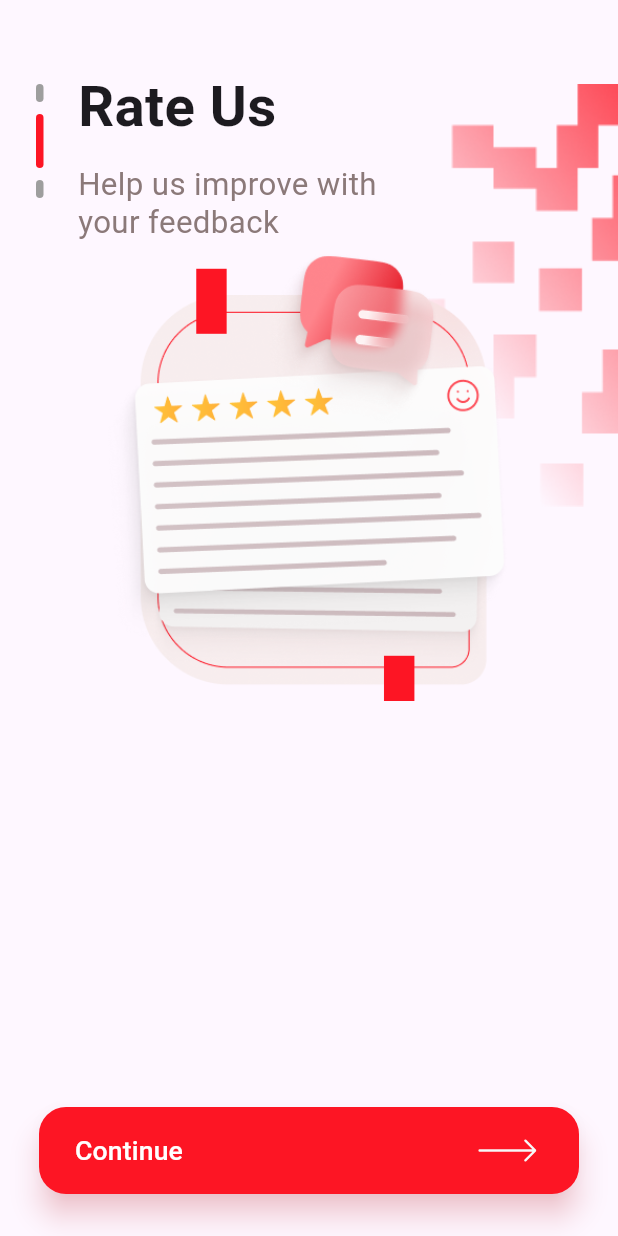
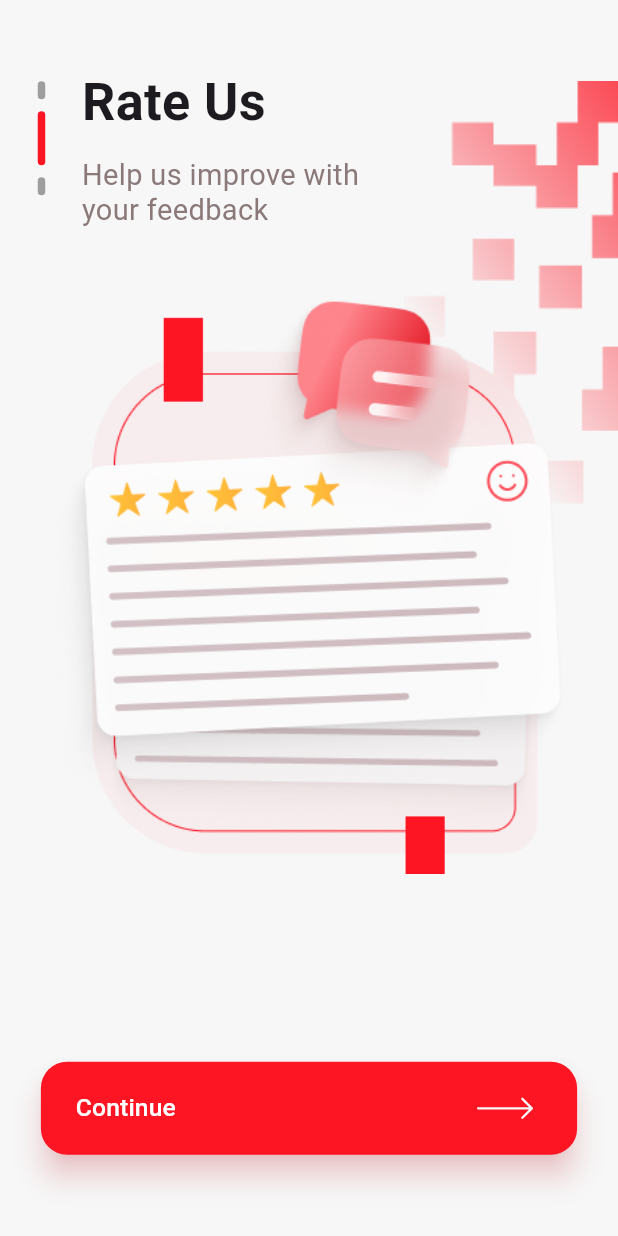
Before and after one commit to artemsivcev/pixel_scan, a Flutter app: the screen it shows after launch, after a tap on "Continue", on a phone screen of 412 x 824 dp. Run offline on Flutter 3.47's test engine with Material 3 defaults, Android fonts, the phone set to English and light mode, and no system bars; drawn by our look-alikes of smooth_page_indicator; our stand-ins replace flutter_native_splash, flutter_screenutil, flutter_svg, go_router, in_app_review, localization and 3 more; missing offline and left inert: cunning_document_scanner, pro_image_editor.

Commit message:
review fixes

```diff
--- a/lib/main.dart
+++ b/lib/main.dart
@@ -18,7 +18,6 @@ Future<void> main() async {
   LocalJsonLocalization.delegate.directories = ['lib/i18n'];
 
   final providers = await createProviders();
-
   runApp(MyApp(providers: providers));
 }
 
@@ -46,7 +45,7 @@ class MyApp extends StatelessWidget {
   @override
   Widget build(BuildContext context) {
     return ScreenUtilInit(
-      designSize: const Size(395, 760),
+      designSize: const Size(393, 852),
       minTextAdapt: true,
       child: MultiProvider(
         providers: providers,
--- a/lib/presentation/onboarding/onboarding_screen.dart
+++ b/lib/presentation/onboarding/onboarding_screen.dart
@@ -1,10 +1,10 @@
 import 'package:flutter/material.dart';
-import 'package:flutter_screenutil/flutter_screenutil.dart';
 import 'package:flutter_svg/flutter_svg.dart';
 import 'package:in_app_review/in_app_review.dart';
 import 'package:localization/localization.dart';
 import 'package:pixel_scan/presentation/common/app_images.dart';
 import 'package:pixel_scan/presentation/paywall/paywall_screen.dart';
+import 'package:flutter_screenutil/flutter_screenutil.dart';
 import 'package:smooth_page_indicator/smooth_page_indicator.dart';
 
 class OnboardingScreen extends StatefulWidget {
@@ -34,27 +34,26 @@ class _OnboardingScreenState extends State<OnboardingScreen> {
   @override
   Widget build(BuildContext context) {
     return Scaffold(
-      body: SizedBox(
-        height: MediaQuery.sizeOf(context).height,
-        child: Stack(
+      backgroundColor: Color(0xffF7F7F7),
+      body: Stack(
         fit: StackFit.passthrough,
         children: [
           Positioned(
             right: 0,
-              top: kToolbarHeight,
+            top: kToolbarHeight.h,
             child: Image.asset(
               AppImages().onboardingBgRightTop,
             ),
           ),
           Positioned(
-              left: 24,
-              top: kToolbarHeight,
+            left: 24.w,
+            top: kToolbarHeight.h,
             child: RotatedBox(
               quarterTurns: 1,
               child: SmoothPageIndicator(
                 controller: controller,
                 count: 3,
-                  effect: const ExpandingDotsEffect(
+                effect: ExpandingDotsEffect(
                   dotHeight: 5,
                   dotWidth: 12,
                   activeDotColor: Color(0xffFD1524),
@@ -93,7 +92,6 @@ class _OnboardingScreenState extends State<OnboardingScreen> {
           ),
         ],
       ),
-      ),
     );
   }
 }
@@ -115,14 +113,14 @@ class OnboardingPage extends StatelessWidget {
   @override
   Widget build(BuildContext context) {
     return Padding(
-      padding: const EdgeInsets.only(top: kToolbarHeight),
+      padding: EdgeInsets.only(top: kToolbarHeight.h),
       child: Column(
         crossAxisAlignment: CrossAxisAlignment.start,
         mainAxisAlignment: MainAxisAlignment.start,
         mainAxisSize: MainAxisSize.min,
         children: [
           Padding(
-            padding: const EdgeInsets.only(left: 52),
+            padding: EdgeInsets.only(left: 52.w),
             child: Text(
               title,
               style: TextStyle(
@@ -132,9 +130,9 @@ class OnboardingPage extends StatelessWidget {
               ),
             ),
           ),
-          SizedBox(height: 24),
+          SizedBox(height: 24.h),
           Padding(
-            padding: const EdgeInsets.only(left: 52),
+            padding: EdgeInsets.only(left: 52.w),
             child: Text(
               subtitle,
               style: TextStyle(
@@ -145,21 +143,24 @@ class OnboardingPage extends StatelessWidget {
               ),
             ),
           ),
-          SizedBox(height: 8),
-          Center(
+          SizedBox(height: 22.h),
+          Padding(
+            padding: EdgeInsets.symmetric(horizontal: 32.w),
+            child: Center(
               child: Image.asset(
                 image,
-              width: MediaQuery.sizeOf(context).width * 0.65,
+                width: 330.w,
+                height: 450.h,
+              ),
             ),
           ),
           Spacer(),
           Padding(
-            padding: EdgeInsets.only(bottom: kBottomNavigationBarHeight / 2),
+            padding: EdgeInsets.only(bottom: kBottomNavigationBarHeight.h),
             child: SizedBox(
-              height: 58,
-              width: MediaQuery.sizeOf(context).width,
+              width: double.maxFinite,
               child: Padding(
-                padding: const EdgeInsets.symmetric(horizontal: 26),
+                padding: EdgeInsets.symmetric(horizontal: 26.w),
                 child: FilledButton(
                     onPressed: () {
                       controller.nextPage(
@@ -176,12 +177,12 @@ class OnboardingPage extends StatelessWidget {
                       shape: WidgetStateProperty.all(
                         RoundedRectangleBorder(
                           borderRadius: BorderRadius.all(
-                            Radius.circular(18),
+                            Radius.circular(18.r),
                           ),
                         ),
                       ),
                       padding: WidgetStateProperty.all(
-                        EdgeInsets.symmetric(horizontal: 24, vertical: 12),
+                        EdgeInsets.symmetric(horizontal: 24.h, vertical: 20.w),
                       ),
                     ),
                     child: Row(
@@ -197,8 +198,8 @@ class OnboardingPage extends StatelessWidget {
                         Spacer(),
                         SvgPicture.asset(
                           AppVectors().arrowNext,
-                          width: 48,
-                          height: 16,
+                          width: 48.w,
+                          height: 16.h,
                         ),
                       ],
                     )),
--- a/lib/presentation/paywall/paywall_screen.dart
+++ b/lib/presentation/paywall/paywall_screen.dart
@@ -44,8 +44,11 @@ class _PaywallScreenState extends State<PaywallScreen> {
 
   @override
   Widget build(BuildContext context) {
-    return Scaffold(
-      backgroundColor: widget.postAction != null ? null : Colors.transparent,
+    return PopScope(
+      canPop: false,
+      child: Scaffold(
+        backgroundColor:
+            widget.postAction != null ? Color(0xffF7F7F7) : Colors.transparent,
         body: ChangeNotifierProvider<PaywallModel>.value(
           value: _model,
           child: Consumer<PaywallModel>(builder: (_, model, __) {
@@ -60,9 +63,7 @@ class _PaywallScreenState extends State<PaywallScreen> {
             }
 
             return Padding(
-            padding: const EdgeInsets.only(top: kToolbarHeight),
-            child: SizedBox(
-              height: MediaQuery.sizeOf(context).height,
+              padding: EdgeInsets.only(top: kToolbarHeight.h),
               child: Stack(
                 clipBehavior: Clip.none,
                 children: [
@@ -75,7 +76,7 @@ class _PaywallScreenState extends State<PaywallScreen> {
                         crossAxisAlignment: CrossAxisAlignment.start,
                         children: [
                           Padding(
-                              padding: const EdgeInsets.only(left: 52),
+                              padding: EdgeInsets.only(left: 52),
                               child: RichText(
                                 text: TextSpan(
                                   style: TextStyle(
@@ -100,22 +101,22 @@ class _PaywallScreenState extends State<PaywallScreen> {
                               )),
                           Spacer(),
                           Padding(
-                            padding: const EdgeInsets.only(right: 28),
+                            padding: EdgeInsets.only(right: 28.w),
                             child: IconButton(
                                 onPressed: () {
                                   context.go(homeRoute);
                                 },
                                 icon: Icon(
                                   Icons.close,
-                                  size: 32,
+                                  size: 32.sp,
                                   color: Colors.black.withValues(alpha: 0.1),
                                 )),
                           ),
                         ],
                       ),
-                      SizedBox(height: 24),
+                      SizedBox(height: 24.h),
                       Padding(
-                        padding: const EdgeInsets.only(left: 52),
+                        padding: EdgeInsets.only(left: 52.w),
                         child: Text(
                           'paywall_subtitle'.i18n(),
                           style: TextStyle(
@@ -126,15 +127,16 @@ class _PaywallScreenState extends State<PaywallScreen> {
                           ),
                         ),
                       ),
-                      SizedBox(height: 8),
-                      Stack(
+                      SizedBox(height: 8.w),
+                      Center(
+                        child: Stack(
                           clipBehavior: Clip.none,
+                          alignment: Alignment.topCenter,
                           children: [
-                          Center(
-                            child: Image.asset(
+                            Image.asset(
                               AppImages().paywall,
-                              width: MediaQuery.sizeOf(context).width,
-                            ),
+                              width: ScreenUtil().screenWidth,
+                              fit: BoxFit.fitWidth,
                             ),
                             Positioned(
                               right: 32,
@@ -145,20 +147,21 @@ class _PaywallScreenState extends State<PaywallScreen> {
                             ),
                           ],
                         ),
+                      ),
                     ],
                   ),
                   Align(
                     alignment: Alignment.bottomCenter,
                     child: Padding(
-                      padding: const EdgeInsets.only(
-                          bottom: kBottomNavigationBarHeight / 2),
+                      padding:
+                          EdgeInsets.only(bottom: kBottomNavigationBarHeight.h),
                       child: Column(
                         crossAxisAlignment: CrossAxisAlignment.center,
                         mainAxisAlignment: MainAxisAlignment.center,
                         mainAxisSize: MainAxisSize.min,
                         children: [
                           Padding(
-                            padding: const EdgeInsets.symmetric(horizontal: 26),
+                            padding: EdgeInsets.symmetric(horizontal: 26.w),
                             child: Column(
                               mainAxisSize: MainAxisSize.min,
                               children: [
@@ -173,7 +176,7 @@ class _PaywallScreenState extends State<PaywallScreen> {
                                         SubscriptionType.premiumWeek);
                                   },
                                 ),
-                                SizedBox(height: 12),
+                                SizedBox(height: 12.h),
                                 SubscriptionButton(
                                   isSelected: model.selectedSubscription ==
                                       SubscriptionType.premiumYear,
@@ -187,13 +190,11 @@ class _PaywallScreenState extends State<PaywallScreen> {
                               ],
                             ),
                           ),
-                          SizedBox(height: 24),
+                          SizedBox(height: 24.h),
                           SizedBox(
-                            height: 58,
-                            width: MediaQuery.sizeOf(context).width,
+                            width: double.maxFinite,
                             child: Padding(
-                              padding:
-                                  const EdgeInsets.symmetric(horizontal: 26),
+                              padding: EdgeInsets.symmetric(horizontal: 26.w),
                               child: FilledButton(
                                   onPressed: () {
                                     model.subscribe().then((_) {
@@ -221,16 +222,21 @@ class _PaywallScreenState extends State<PaywallScreen> {
                                     shape: WidgetStateProperty.all(
                                       RoundedRectangleBorder(
                                         borderRadius: BorderRadius.all(
-                                          Radius.circular(18),
+                                          Radius.circular(18.r),
                                         ),
                                       ),
                                     ),
                                     padding: WidgetStateProperty.all(
                                       EdgeInsets.symmetric(
-                                          horizontal: 24, vertical: 12),
+                                          horizontal: 24.h, vertical: 20.w),
                                     ),
                                   ),
+                                  child: Center(
                                     child: Row(
+                                      crossAxisAlignment:
+                                          CrossAxisAlignment.center,
+                                      mainAxisAlignment:
+                                          MainAxisAlignment.center,
                                       children: [
                                         Text(
                                           model.selectedSubscription ==
@@ -247,16 +253,17 @@ class _PaywallScreenState extends State<PaywallScreen> {
                                         Spacer(),
                                         SvgPicture.asset(
                                           AppVectors().arrowNext,
-                                        width: 48,
-                                        height: 16,
+                                          width: 48.w,
+                                          height: 16.h,
                                         ),
                                       ],
+                                    ),
                                   )),
                             ),
                           ),
-                          SizedBox(height: 24),
+                          SizedBox(height: 24.h),
                           Padding(
-                            padding: const EdgeInsets.symmetric(horizontal: 26),
+                            padding: EdgeInsets.symmetric(horizontal: 26.w),
                             child: Row(
                               mainAxisAlignment: MainAxisAlignment.spaceEvenly,
                               children: [
@@ -285,8 +292,8 @@ class _PaywallScreenState extends State<PaywallScreen> {
                                   ),
                                 ),
                                 Container(
-                                  height: 14,
-                                  width: 1.5,
+                                  height: 14.h,
+                                  width: 1.5.w,
                                   color: Color(0xff8B7979),
                                 ),
                                 GestureDetector(
@@ -303,8 +310,8 @@ class _PaywallScreenState extends State<PaywallScreen> {
                                   ),
                                 ),
                                 Container(
-                                  height: 14,
-                                  width: 1.5,
+                                  height: 14.h,
+                                  width: 1.5.w,
                                   color: Color(0xff8B7979),
                                 ),
                                 GestureDetector(
@@ -329,9 +336,9 @@ class _PaywallScreenState extends State<PaywallScreen> {
                   ),
                 ],
               ),
-            ),
             );
           }),
+        ),
       ),
     );
   }
@@ -358,11 +365,11 @@ class SubscriptionButton extends StatelessWidget {
     return GestureDetector(
       onTap: onPressed,
       child: Container(
-        height: 64,
-        padding: EdgeInsets.symmetric(horizontal: 14),
+        height: 68.h,
+        padding: EdgeInsets.symmetric(horizontal: 14.w),
         decoration: BoxDecoration(
           color: Colors.white,
-          borderRadius: BorderRadius.circular(16),
+          borderRadius: BorderRadius.circular(16.r),
           border: Border.all(
             color: isSelected ? Color(0xffFD1524) : Colors.white,
           ),
```
Also changed, not shown: lib/data/repository/pdf_repository.dart (+8 -3 lines), lib/presentation/document/document_screen.dart (+35 -26 lines), lib/presentation/home/home_screen.dart (+57 -40 lines), lib/router.dart (+4 -6 lines). Lines whose indentation alone changed are shown as unchanged.
